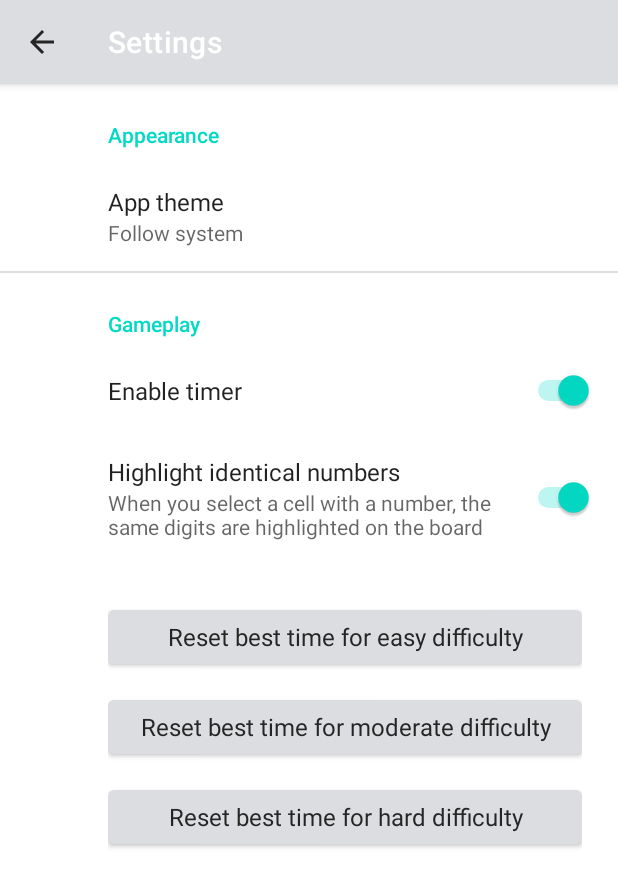
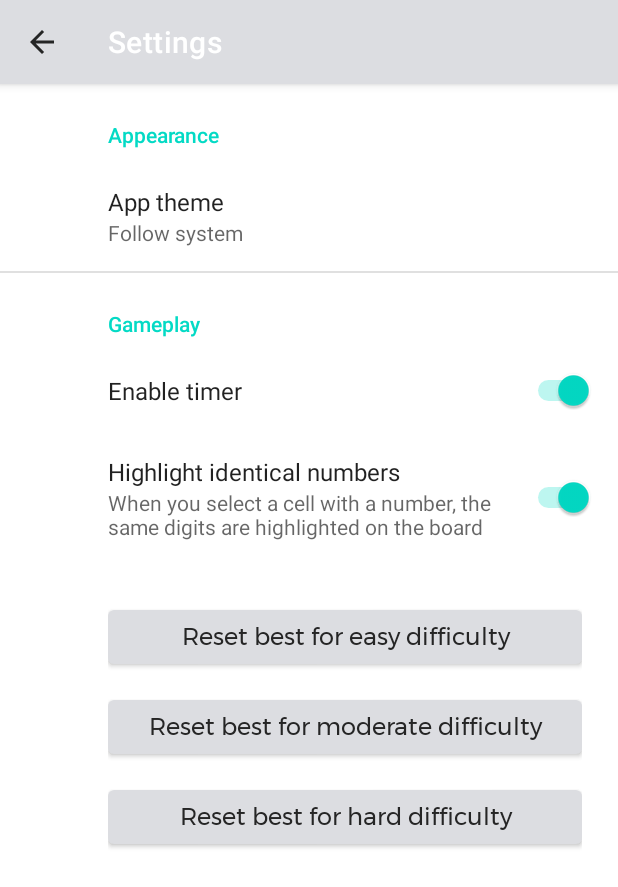
Before and after one commit to ItsKajjo/Rdoku, an Android app: the SettingsActivity screen opened directly, with no data from a screen before it, on a phone screen of 412 x 824 dp. Shown: the top 887 px of the screen. Run offline under Robolectric (Android 15) with nearby library versions, the phone set to English and light mode, and no system bars; our stand-ins replace androidx.preference.

Commit message:
Fixed typos

```diff
--- a/app/src/main/res/layout/settings_activity.xml
+++ b/app/src/main/res/layout/settings_activity.xml
@@ -17,14 +17,14 @@
         <Button
             android:id="@+id/btnPrefResetEasy"
             android:text="@string/reset_easy_best"
-            style="@style/Theme.RDOKU.ActionBar"
+            style="@style/ButtonStyle"
             android:textSize="16sp"
             android:layout_width="match_parent"
             android:layout_height="wrap_content" />
         <Button
             android:id="@+id/btnPrefResetModerate"
             android:text="@string/reset_moderate_best"
-            style="@style/Theme.RDOKU.ActionBar"
+            style="@style/ButtonStyle"
             android:layout_marginTop="12dp"
             android:textSize="16sp"
             android:layout_width="match_parent"
@@ -32,7 +32,7 @@
         <Button
             android:id="@+id/btnPrefResetHard"
             android:text="@string/reset_hard_best"
-            style="@style/Theme.RDOKU.ActionBar"
+            style="@style/ButtonStyle"
             android:layout_marginTop="12dp"
             android:textSize="16sp"
             android:layout_width="match_parent"
--- a/app/src/main/res/values-night/themes.xml
+++ b/app/src/main/res/values-night/themes.xml
@@ -36,7 +36,7 @@
     <style name="ButtonStyle" parent="Theme.AppCompat.DayNight">
         <item name="android:textColor">@color/clouds</item>
         <item name="android:textSize">18sp</item>
-        <item name="fontFamily">@font/comfortaa_regular</item>
+        <item name="fontFamily">@font/montserrat</item>
     </style>
 
     <style name="gameKeyboardButtonStyle" parent="Widget.AppCompat.Button.Borderless">
--- a/app/src/main/res/values/strings.xml
+++ b/app/src/main/res/values/strings.xml
@@ -29,7 +29,7 @@
     <string name="action_menu_restart">Restart</string>
 
     <!-- Sudoku Complete Activity -->
-    <string name="complete_congrats_faster">Congratulations 🎉\nYou\'ve completed %1$s sudoku only for %2$s:%3$s! It\'is even faster than your previous best - %4$s:%5$s 🔥</string>
+    <string name="complete_congrats_faster">Congratulations 🎉\nYou\'ve completed %1$s sudoku only for %2$s:%3$s! It\'s even faster than your previous best - %4$s:%5$s 🔥</string>
     <string name="complete_congrats_slower">Congratulations 🎉\nYou\'ve completed %1$s sudoku only for %2$s:%3$s!  It\'s not faster than your previous best  - %4$s:%5$s, but still not bad ❤️</string>
     <string name="complete_congrats_first">Congratulations 🎉\nYou\'ve completed %1$s sudoku only for %2$s:%3$s!  It\'s was your first time 😍</string>
     <string name="complete_difficulty">Difficulty - %1$s</string>
@@ -54,9 +54,9 @@
     <string name="highlight_identical_numbers_summary">When you select a cell with a number, the same digits are highlighted on the board</string>
 
     <!-- Buttons Preferences -->
-    <string name="reset_easy_best">Reset best time for easy difficulty</string>
-    <string name="reset_moderate_best">Reset best time for moderate difficulty</string>
-    <string name="reset_hard_best">Reset best time for hard difficulty</string>
+    <string name="reset_easy_best">Reset best for easy difficulty</string>
+    <string name="reset_moderate_best">Reset best for moderate difficulty</string>
+    <string name="reset_hard_best">Reset best for hard difficulty</string>
 
     <string name="easy_reset_success">Best time for easy reset successfully</string>
     <string name="moderate_reset_success">Best time for moderate reset successfully</string>
--- a/app/src/main/res/values/themes.xml
+++ b/app/src/main/res/values/themes.xml
@@ -36,7 +36,7 @@
     <style name="ButtonStyle" parent="Theme.AppCompat.DayNight">
         <item name="android:textColor">@color/dark_gray</item>
         <item name="android:textSize">18sp</item>
-        <item name="fontFamily">@font/comfortaa_regular</item>
+        <item name="fontFamily">@font/montserrat</item>
     </style>
 
     <style name="gameKeyboardButtonStyle" parent="@style/Widget.AppCompat.Button.Borderless">
```
Also changed, not shown: app/src/main/res/layout/activity_main.xml (+39 -37 lines).
